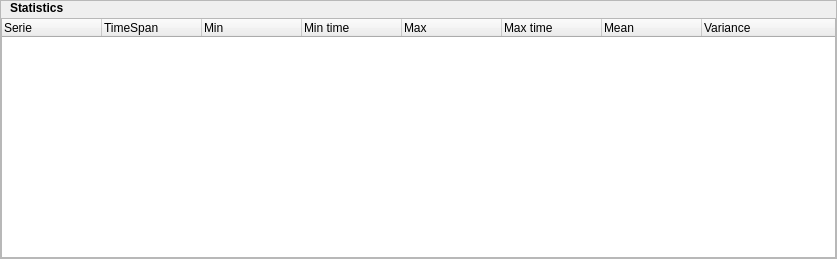
This is trunk/src/edr/src/plugins/newChart/ui/statsTable.ui in mk4me/hm-mde-one as Qt 5 draws it before an edit. The edited form follows.
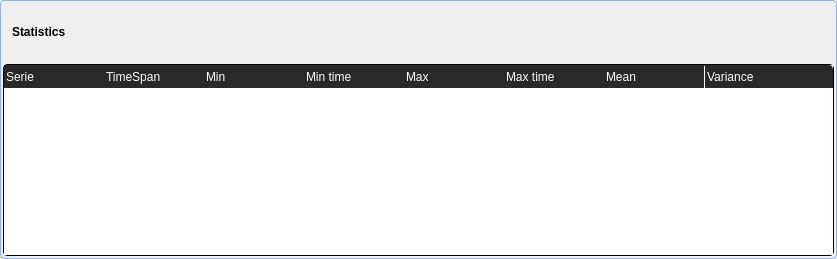
This is the edited form.

The edit to the form file:
```diff
--- a/trunk/src/edr/src/plugins/newChart/ui/statsTable.ui
+++ b/trunk/src/edr/src/plugins/newChart/ui/statsTable.ui
@@ -28,18 +28,24 @@
    </property>
    <item>
     <widget class="QFrame" name="frame">
+     <property name="sizePolicy">
+      <sizepolicy hsizetype="Preferred" vsizetype="Minimum">
+       <horstretch>0</horstretch>
+       <verstretch>0</verstretch>
+      </sizepolicy>
+     </property>
      <property name="styleSheet">
       <string notr="true">QFrame#frame { 
      border: 1px solid; 
      border-color: rgb(135, 177, 255);
      border-radius: 4px; 
 	 padding: 2px;
-	background-color: rgb(233, 232, 231);
+	/*background-color: rgb(233, 232, 231);*/
  } 
-
+/*
 QWidget#header, QWidget#header &gt; QWidget { 
 	background-color: rgb(233, 232, 231);
- } </string>
+ } */</string>
      </property>
      <property name="frameShape">
       <enum>QFrame::StyledPanel</enum>
@@ -56,6 +62,12 @@
       </property>
       <item>
        <widget class="QWidget" name="Header" native="true">
+        <property name="sizePolicy">
+         <sizepolicy hsizetype="Preferred" vsizetype="Minimum">
+          <horstretch>0</horstretch>
+          <verstretch>0</verstretch>
+         </sizepolicy>
+        </property>
         <layout class="QHBoxLayout" name="horizontalLayout">
          <property name="topMargin">
           <number>0</number>
@@ -89,7 +101,7 @@
       <item>
        <widget class="QTreeWidget" name="table">
         <property name="sizePolicy">
-         <sizepolicy hsizetype="Expanding" vsizetype="Expanding">
+         <sizepolicy hsizetype="Expanding" vsizetype="Minimum">
           <horstretch>0</horstretch>
           <verstretch>0</verstretch>
          </sizepolicy>
@@ -101,7 +113,100 @@
          </size>
         </property>
         <property name="styleSheet">
-         <string notr="true"/>
+         <string notr="true">QHeaderView:horizontal {
+	border: none;
+	border-top-left-radius: 4px;
+	border-top-right-radius: 4px;
+	color: white;
+}
+
+QHeaderView:vertical {
+	border: none;
+	border-top-left-radius: 4px;
+	border-bottom-left-radius: 4px;
+}
+
+QHeaderView::section {
+	padding: 2px;
+}
+
+QTableView QTableCornerButton::section {
+	background: rgb(41,41,41);
+	color: white;
+	border: none;
+}
+
+QTableView QTableCornerButton::section {
+	border-top-left-radius: 4px;
+	border-left: 1px solid rgb(41,41,41);
+	border-top: 1px solid rgb(41,41,41);
+}
+
+QHeaderView::section:horizontal {
+	border-top: 1px solid rgb(41,41,41);
+}
+
+QHeaderView::section:last:horizontal {
+	border-top: 1px solid rgb(41,41,41);
+	border-right: 1px solid rgb(41,41,41);
+	border-top-right-radius: 4px;
+}
+
+QHeaderView::section:only-one:horizontal {
+	border-top: 1px solid rgb(41,41,41);
+	border-right: 1px solid rgb(41,41,41);
+	border-left: 1px solid rgb(41,41,41);
+	border-top-left-radius: 4px;
+	border-top-right-radius: 4px;
+}
+
+QHeaderView::section:vertical {
+	border-left: 1px solid rgb(41,41,41);
+}
+
+QHeaderView::section:last:vertical {
+	border-left: 1px solid rgb(41,41,41);
+	border-bottom: 1px solid rgb(41,41,41);
+	border-bottom-left-radius: 4px;
+}
+
+QHeaderView::section:last:horizontal {
+	border-left: 1px solid white;
+	border-top: 1px solid rgb(41,41,41);
+}
+
+QHeaderView::section:last:vertical {
+	border-top: 1px solid white;
+	border-left: 1px solid rgb(41,41,41);
+}
+
+QTreeView {
+	border: 1px solid black;
+	border-radius: 4px;
+}
+
+/*QTableView {
+	border: none;
+	border-radius: 4px;
+	gridline-color: black;
+	alternate-background-color: 	lightgray;
+	selection-background-color: rgb(135, 177, 255);
+}*/
+
+QTreeView QHeaderView * {
+	background: rgb(41, 41,41);
+}
+
+QTreeView QHeaderView::section:horizontal {
+	background: rgb(41, 41,41);
+	color : white;
+}
+
+QTreeView QHeaderView::section:only-one:horizontal {
+	border: none;
+	border-top-left-radius: 4px;
+	border-top-right-radius: 4px;	
+}</string>
         </property>
         <property name="rootIsDecorated">
          <bool>true</bool>
```
Left out of the diff: 7 changed lines with no effect on the pictures.
